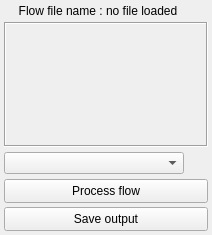
Old version of the form ProcessorFlowDockWidget.ui in the repository TheKamouth/Gliltchlab.
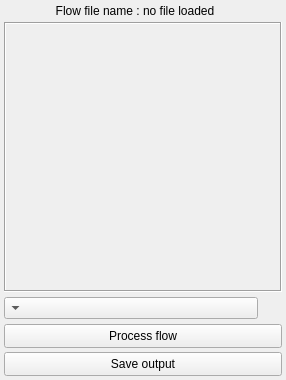
New version of the form. Icons and pictures are not drawn.

What changed in the file:
```diff
--- a/ProcessorFlowDockWidget.ui
+++ b/ProcessorFlowDockWidget.ui
@@ -6,13 +6,25 @@
    <rect>
     <x>0</x>
     <y>0</y>
-    <width>212</width>
-    <height>235</height>
+    <width>286</width>
+    <height>380</height>
    </rect>
   </property>
+  <property name="sizePolicy">
+   <sizepolicy hsizetype="Preferred" vsizetype="Minimum">
+    <horstretch>0</horstretch>
+    <verstretch>0</verstretch>
+   </sizepolicy>
+  </property>
   <property name="floating">
    <bool>true</bool>
   </property>
+  <property name="features">
+   <set>QDockWidget::DockWidgetFloatable|QDockWidget::DockWidgetMovable</set>
+  </property>
+  <property name="allowedAreas">
+   <set>Qt::LeftDockWidgetArea|Qt::RightDockWidgetArea</set>
+  </property>
   <property name="windowTitle">
    <string>Process flow</string>
   </property>
@@ -139,6 +151,9 @@
           <height>22</height>
          </size>
         </property>
+        <property name="layoutDirection">
+         <enum>Qt::RightToLeft</enum>
+        </property>
        </widget>
       </item>
       <item>
```
